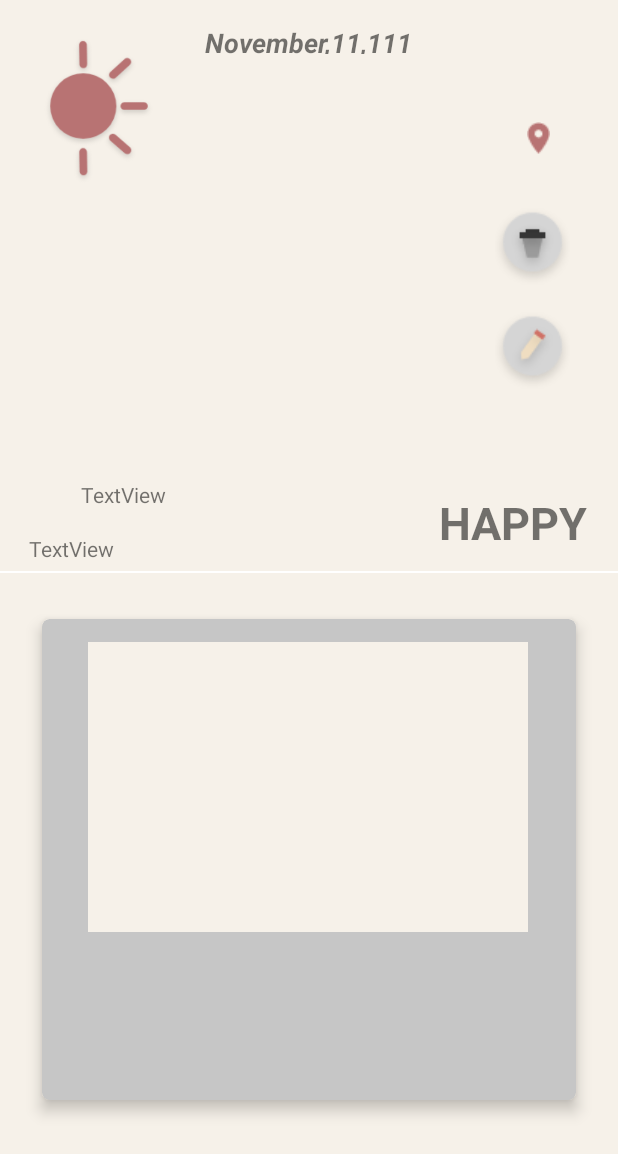
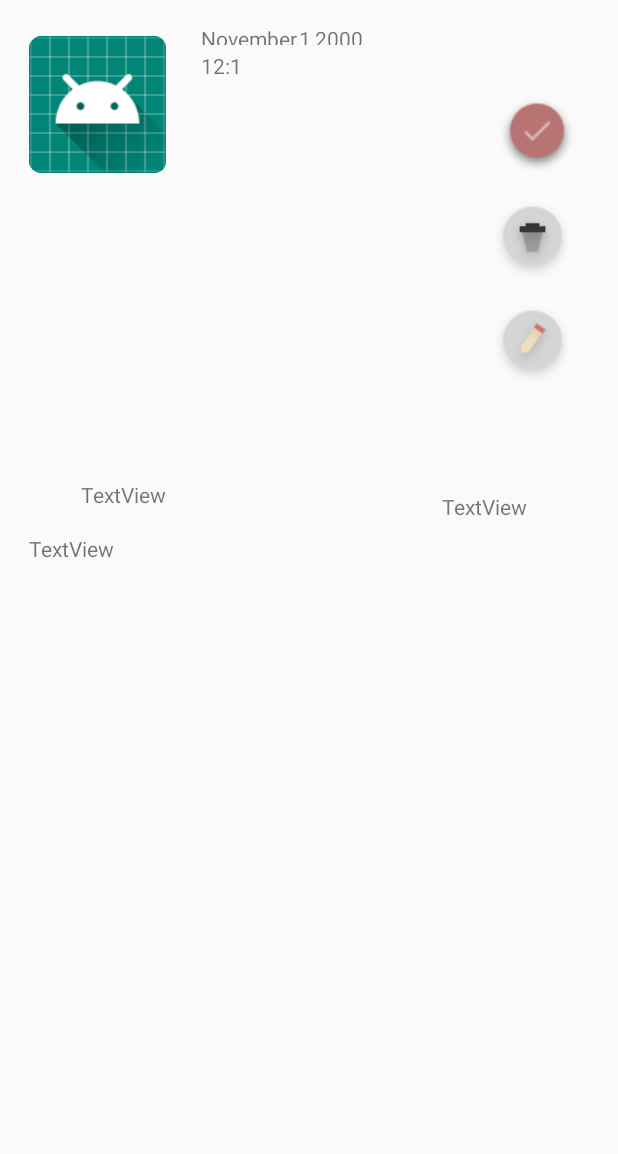
Before and after one commit to CMPUT301F19T21/MoodSwing, an Android app: the MoodDetailActivity screen opened directly, with no data from a screen before it, on a phone screen of 412 x 824 dp. Shown: the top 1154 px of the screen. Run offline under Robolectric (Android 15) with nearby library versions, the phone set to English and light mode, and no system bars; our stand-ins replace Firebase (no records; nobody signed in at launch, a user with empty details on screens opened directly).

Commit message:
Revert "Merge pull request #43 from CMPUT301F19T21/Yinsong"
This reverts commit 64abb8df62e803f124eab8611fd0ce3212105416, reversing
changes made to 0152c37562b12f9e68157970bdaa082d59faaac4.

```diff
--- a/app/build.gradle
+++ b/app/build.gradle
@@ -49,6 +49,5 @@ dependencies {
     implementation 'com.google.android.gms:play-services-maps:17.0.0'
     implementation 'com.google.android.gms:play-services-maps:17.0.0'
     implementation 'com.google.android.gms:play-services-location:17.0.0'
-
 }
 apply plugin: 'com.google.gms.google-services'
--- a/app/src/main/java/com/example/moodswing/MoodDetailActivity.java
+++ b/app/src/main/java/com/example/moodswing/MoodDetailActivity.java
@@ -9,7 +9,6 @@ import android.util.Log;
 import android.view.View;
 import android.view.ViewDebug;
 import android.widget.ImageButton;
-import android.widget.ImageView;
 import android.widget.TextView;
 
 import com.example.moodswing.customDataTypes.DateJar;
@@ -35,7 +34,7 @@ public class MoodDetailActivity extends AppCompatActivity implements Serializabl
     TextView moodText;
     TextView descriptionText;
     TextView socialText;
-    ImageView moodView;
+
 
     private ImageButton delButton;
     private ImageButton editButton;
@@ -51,29 +50,27 @@ public class MoodDetailActivity extends AppCompatActivity implements Serializabl
         communicator = FirestoreUserDocCommunicator.getInstance();
         Intent moodIntent = getIntent();
         UID = moodIntent.getStringExtra("MoodUID");
+        moodEvent = communicator.grabMoodEvent(UID);
 
-        moodEvent = communicator.grabMoodEvent(UID);
+        //test case
+        username = "1";
+        DateJar dateJar = new DateJar(2000,11,1);
+        TimeJar timeJar = new TimeJar(12,01);
         if (moodEvent == null){
-            DateJar dateJar = new DateJar(1111,11,11);
-            TimeJar timeJar = new TimeJar(11,11);
-            moodEvent = new MoodEvent("123",1,dateJar,timeJar);
-        }
+            moodEvent = new MoodEvent("123",1,dateJar,timeJar);}
 
         moodType = moodEvent.getMoodType();
         date = moodEvent.getDate();
         time = moodEvent.getTime();
         reason = moodEvent.getReason();
 
-        socialText = findViewById(R.id.socialText);
+        socialText = findViewById(R.id.socialTxt);
         dateText = findViewById(R.id.dateText);
         timeText = findViewById(R.id.timeText);
         moodText = findViewById(R.id.moodText);
         descriptionText = findViewById(R.id.descriptionText);
         delButton = findViewById(R.id.deleteButton);
         editButton = findViewById(R.id.editButton);
-        moodView = findViewById(R.id.moodImg);
-
-        MoodTypesetting(moodType);
 
         int Hr = time.getHr();
         int Min = time.getMin();
@@ -105,25 +102,4 @@ public class MoodDetailActivity extends AppCompatActivity implements Serializabl
     private String getMonth(int month) {
         return new DateFormatSymbols().getMonths()[month-1];
     }
-    private void MoodTypesetting(int moodType){
-
-        switch(moodType){
-            case 1:
-                moodText.setText("HAPPY");
-                moodView.setImageResource(R.drawable.mood1);
-                break;
-            case 2:
-                moodText.setText("SAD");
-                moodView.setImageResource(R.drawable.mood2);
-                break;
-            case 3:
-                moodText.setText("ANGRY");
-                moodView.setImageResource(R.drawable.mood3);
-                break;
-            case 4:
-                moodText.setText("EDMOTIONAL");
-                moodView.setImageResource(R.drawable.mood4);
-                break;
-        }
-    }
 }
--- a/app/src/main/res/layout/mood_details.xml
+++ b/app/src/main/res/layout/mood_details.xml
@@ -5,23 +5,16 @@
     xmlns:tools="http://schemas.android.com/tools"
     android:orientation="vertical" android:layout_width="match_parent"
     android:layout_height="match_parent"
-    android:background="#F6F1E9"
     tools:context=".MoodDetailActivity">
-    <androidx.constraintlayout.widget.ConstraintLayout
-        android:layout_width="match_parent"
-        android:layout_height="match_parent">
 
     <TextView
         android:id="@+id/dateText"
         android:layout_width="143dp"
-            android:layout_height="20dp"
+        android:layout_height="14dp"
         android:layout_marginStart="88dp"
         android:layout_marginLeft="88dp"
         android:layout_marginTop="16dp"
-            android:gravity="center"
         android:text="TextView"
-            android:textSize="18dp"
-            android:textStyle="bold|italic"
         app:layout_constraintEnd_toEndOf="parent"
         app:layout_constraintHorizontal_bias="0.255"
         app:layout_constraintStart_toStartOf="parent"
@@ -31,26 +24,22 @@
         android:id="@+id/timeText"
         android:layout_width="150dp"
         android:layout_height="34dp"
-            android:layout_marginTop="2dp"
+        android:layout_marginTop="4dp"
         android:layout_marginEnd="176dp"
-            android:gravity="center"
+        android:layout_marginRight="176dp"
         android:text="TextView"
-            android:textSize="20dp"
-            android:textStyle="bold|italic"
-            app:layout_constraintEnd_toEndOf="@+id/dateText"
+        app:layout_constraintEnd_toEndOf="parent"
         app:layout_constraintHorizontal_bias="0.0"
         app:layout_constraintStart_toStartOf="@+id/dateText"
         app:layout_constraintTop_toBottomOf="@+id/dateText" />
 
     <TextView
         android:id="@+id/moodText"
-            android:layout_width="wrap_content"
-            android:layout_height="wrap_content"
+        android:layout_width="61dp"
+        android:layout_height="22dp"
         android:layout_marginTop="328dp"
-            android:layout_marginEnd="20dp"
-            android:layout_marginRight="20dp"
-            android:textStyle="bold"
-            android:textSize="30dp"
+        android:layout_marginEnd="56dp"
+        android:layout_marginRight="56dp"
         android:text="TextView"
         app:layout_constraintEnd_toEndOf="parent"
         app:layout_constraintHorizontal_bias="1.0"
@@ -64,33 +53,34 @@
         android:layout_marginTop="292dp"
         android:layout_marginEnd="56dp"
         android:layout_marginRight="56dp"
-            android:text=""
+        android:text="TextView"
         app:layout_constraintEnd_toEndOf="parent"
         app:layout_constraintTop_toTopOf="parent" />
 
     <ImageView
         android:id="@+id/moodImg"
-            android:layout_width="100dp"
-            android:layout_height="100dp"
+        android:layout_width="98dp"
+        android:layout_height="91dp"
         android:layout_marginStart="16dp"
-            android:layout_marginLeft="10dp"
+        android:layout_marginLeft="16dp"
         android:layout_marginTop="24dp"
         app:layout_constraintStart_toStartOf="parent"
         app:layout_constraintTop_toTopOf="parent"
-            app:srcCompat="@drawable/mood4" />
+        app:srcCompat="@mipmap/ic_launcher" />
 
     <ImageView
         android:id="@+id/socialImg"
         android:layout_width="30dp"
         android:layout_height="27dp"
         android:layout_marginStart="16dp"
+        android:layout_marginLeft="16dp"
         android:layout_marginTop="320dp"
         app:layout_constraintStart_toStartOf="parent"
         app:layout_constraintTop_toTopOf="parent"
-            tools:srcCompat="@drawable/aloneicon" />
+        tools:srcCompat="@tools:sample/avatars[3]" />
 
     <TextView
-            android:id="@+id/socialText"
+        android:id="@+id/socialTxt"
         android:layout_width="wrap_content"
         android:layout_height="wrap_content"
         android:layout_marginStart="8dp"
@@ -101,7 +91,7 @@
         app:layout_constraintTop_toTopOf="parent" />
 
     <TextView
-            android:id="@+id/locationText"
+        android:id="@+id/locationTxt"
         android:layout_width="95dp"
         android:layout_height="19dp"
         android:layout_marginStart="16dp"
@@ -113,62 +103,30 @@
         app:layout_constraintStart_toStartOf="parent"
         app:layout_constraintTop_toTopOf="parent" />
 
-        <View
-            android:id="@+id/separator"
-            android:layout_width="match_parent"
-            android:layout_height="1dip"
-            android:layout_alignParentTop="true"
-            android:layout_centerVertical="true"
-            android:layout_marginTop="5dp"
-            android:background="@color/color_button_lightGrey"
-            app:layout_constraintTop_toBottomOf="@id/locationText"
-            tools:layout_editor_absoluteX="20dp" />
-
-        <androidx.cardview.widget.CardView
-            android:id="@+id/cardView"
-            android:layout_width="0dp"
-            android:layout_height="0dp"
-            android:layout_marginStart="20dp"
-            android:layout_marginTop="20dp"
-            android:layout_marginEnd="20dp"
-            android:layout_marginBottom="80dp"
-            app:cardBackgroundColor="#C6C6C6"
-            app:cardCornerRadius="5dp"
-            app:cardElevation="6dp"
-            app:cardUseCompatPadding="true"
-            app:contentPadding="5dp"
-            app:layout_constraintBottom_toBottomOf="parent"
-            app:layout_constraintEnd_toEndOf="parent"
-            app:layout_constraintHorizontal_bias="1.0"
-            app:layout_constraintStart_toStartOf="parent"
-            app:layout_constraintTop_toBottomOf="@+id/separator"
-            app:layout_constraintVertical_bias="0.0">
-
     <ImageView
         android:id="@+id/locationPic"
-                android:layout_width="293dp"
-                android:layout_height="193dp"
-                android:layout_marginStart="25dp"
-                android:layout_marginTop="10dp"
-                android:background="#F6F1E9"
+        android:layout_width="292dp"
+        android:layout_height="217dp"
+        android:layout_marginStart="52dp"
+        android:layout_marginLeft="52dp"
+        android:layout_marginTop="392dp"
         app:layout_constraintEnd_toEndOf="parent"
         app:layout_constraintHorizontal_bias="0.029"
         app:layout_constraintStart_toStartOf="parent"
         app:layout_constraintTop_toTopOf="parent"
-                tools:srcCompat="@drawable/ic_add_black_24dp" />
-        </androidx.cardview.widget.CardView>
+        tools:srcCompat="@tools:sample/avatars[0]" />
 
     <ImageButton
-            android:id="@+id/location_Button"
-            android:layout_width="50dp"
-            android:layout_height="56dp"
+        android:id="@+id/someButton"
+        android:layout_width="wrap_content"
+        android:layout_height="wrap_content"
         android:layout_marginTop="64dp"
         android:layout_marginEnd="28dp"
-
-            android:background="@null"
+        android:layout_marginRight="28dp"
         app:layout_constraintEnd_toEndOf="parent"
         app:layout_constraintTop_toTopOf="parent"
-            app:srcCompat="@drawable/locationbutton" />
+        android:background="@null"
+        app:srcCompat="@drawable/confirmbutton" />
 
     <ImageButton
         android:id="@+id/deleteButton"
@@ -178,7 +136,7 @@
         android:layout_marginEnd="32dp"
         android:layout_marginRight="32dp"
         app:layout_constraintEnd_toEndOf="parent"
-            app:layout_constraintTop_toBottomOf="@+id/location_Button"
+        app:layout_constraintTop_toBottomOf="@+id/someButton"
         android:background="@null"
         app:srcCompat="@drawable/deletebutton" />
 
@@ -194,4 +152,3 @@
         android:background="@null"
         app:srcCompat="@drawable/editbutton" />
 </androidx.constraintlayout.widget.ConstraintLayout>
-</androidx.constraintlayout.widget.ConstraintLayout>
--- a/app/src/main/res/values/colors.xml
+++ b/app/src/main/res/values/colors.xml
@@ -4,6 +4,6 @@
     <color name="colorPrimaryDark">#747474</color>
     <color name="colorAccent">#B87373</color>
     <color name="ColorAccent_memo">#60F3EBDC</color>
-    <color name="color_button_lightGrey">#FFFFFF</color>
+    <color name="color_button_lightGrey">#E7E7E7</color>
     <color name="color_button_lightGrey_pressed">#BEBEBE</color>
 </resources>
```
Also changed, not shown: app/src/main/java/com/example/moodswing/EditMoodActivity.java (+33 -42 lines), app/src/main/java/com/example/moodswing/customDataTypes/FirestoreUserDocCommunicator.java (+14 -15 lines), app/src/main/java/com/example/moodswing/customDataTypes/MoodAdapter.java (+2 -27 lines), app/src/main/java/com/example/moodswing/customDataTypes/MoodType.java (added, +33 -0 lines), app/src/main/java/com/example/moodswing/customDataTypes/MoodTypeAdapter.java (added, +54 -0 lines), app/src/main/java/com/example/moodswing/navigationFragments/HomeFragment.java (+9 -12 lines), app/src/main/res/layout/mood_content.xml (added, +20 -0 lines). Lines whose indentation alone changed are shown as unchanged.
